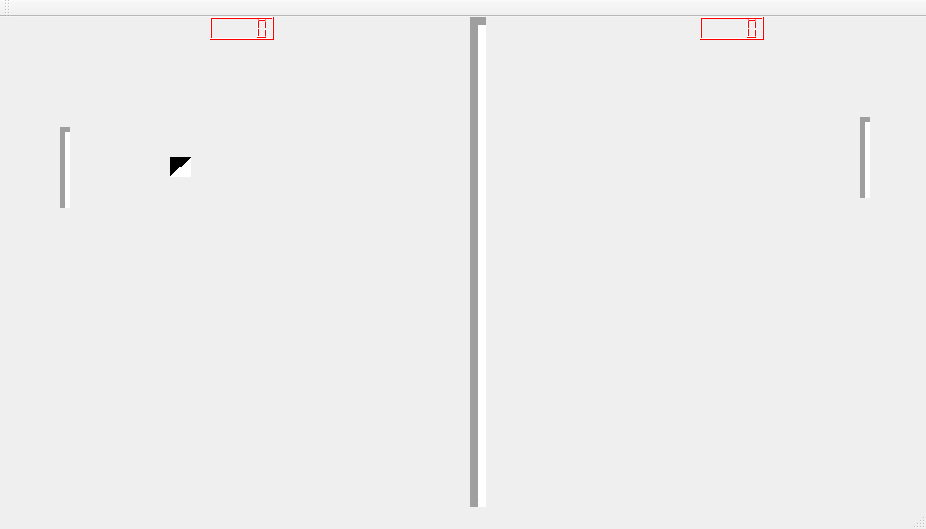
Above: mainwindow.ui from gaboe/ping-pong-plus before the change. Below: the same form after it.
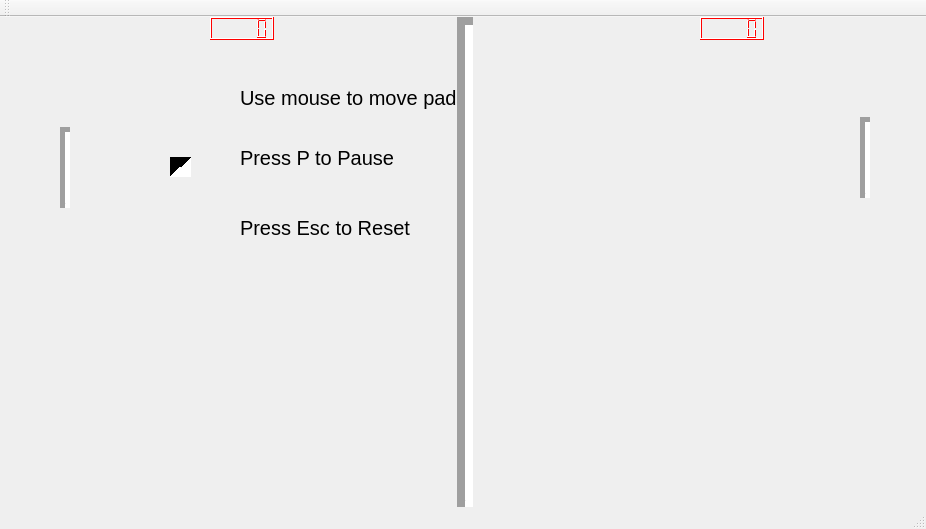
That is the form after the change.

Commit message: turn off arrow navigation, add legend

The edit to the form file:
```diff
--- a/mainwindow.ui
+++ b/mainwindow.ui
@@ -17,7 +17,7 @@
    <widget class="Line" name="middle">
     <property name="geometry">
      <rect>
-      <x>453</x>
+      <x>440</x>
       <y>0</y>
       <width>51</width>
       <height>491</height>
@@ -485,6 +485,60 @@
      <enum>Qt::Horizontal</enum>
     </property>
    </widget>
+   <widget class="QLabel" name="legend1">
+    <property name="geometry">
+     <rect>
+      <x>240</x>
+      <y>40</y>
+      <width>421</width>
+      <height>81</height>
+     </rect>
+    </property>
+    <property name="font">
+     <font>
+      <pointsize>15</pointsize>
+     </font>
+    </property>
+    <property name="text">
+     <string>Use mouse to move pad</string>
+    </property>
+   </widget>
+   <widget class="QLabel" name="legend2">
+    <property name="geometry">
+     <rect>
+      <x>240</x>
+      <y>100</y>
+      <width>421</width>
+      <height>81</height>
+     </rect>
+    </property>
+    <property name="font">
+     <font>
+      <pointsize>15</pointsize>
+     </font>
+    </property>
+    <property name="text">
+     <string>Press P to Pause</string>
+    </property>
+   </widget>
+   <widget class="QLabel" name="legend3">
+    <property name="geometry">
+     <rect>
+      <x>240</x>
+      <y>170</y>
+      <width>421</width>
+      <height>81</height>
+     </rect>
+    </property>
+    <property name="font">
+     <font>
+      <pointsize>15</pointsize>
+     </font>
+    </property>
+    <property name="text">
+     <string>Press Esc to Reset</string>
+    </property>
+   </widget>
   </widget>
   <widget class="QMenuBar" name="menuBar">
    <property name="geometry">
```
The commit also changes 3 other files.
